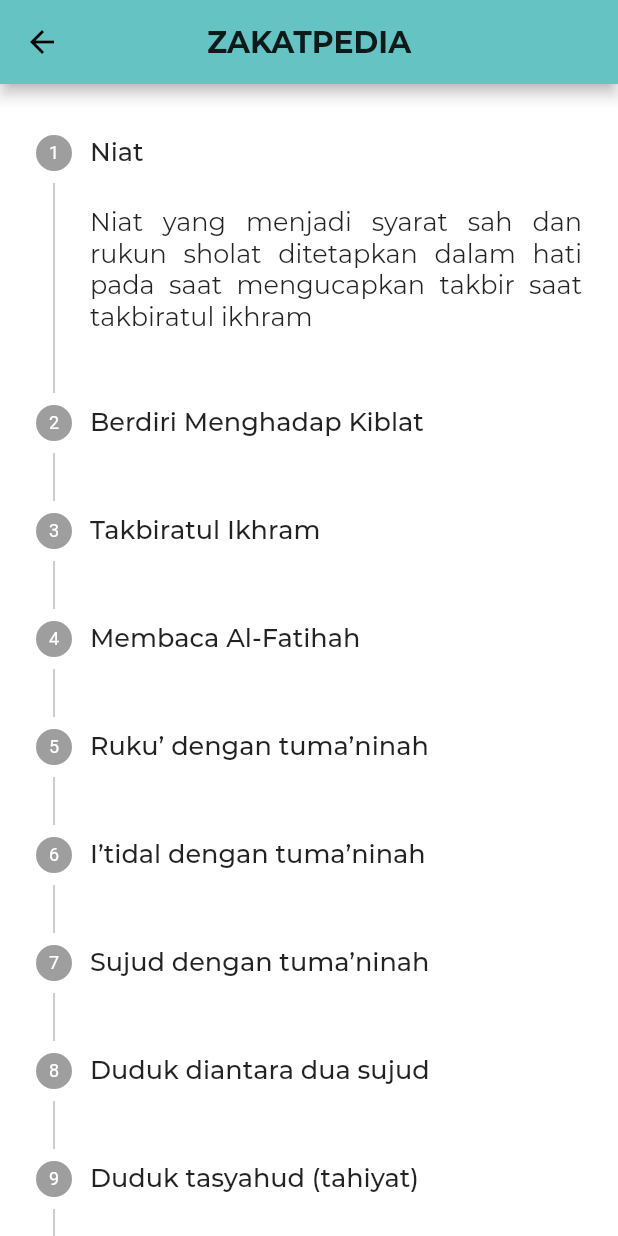
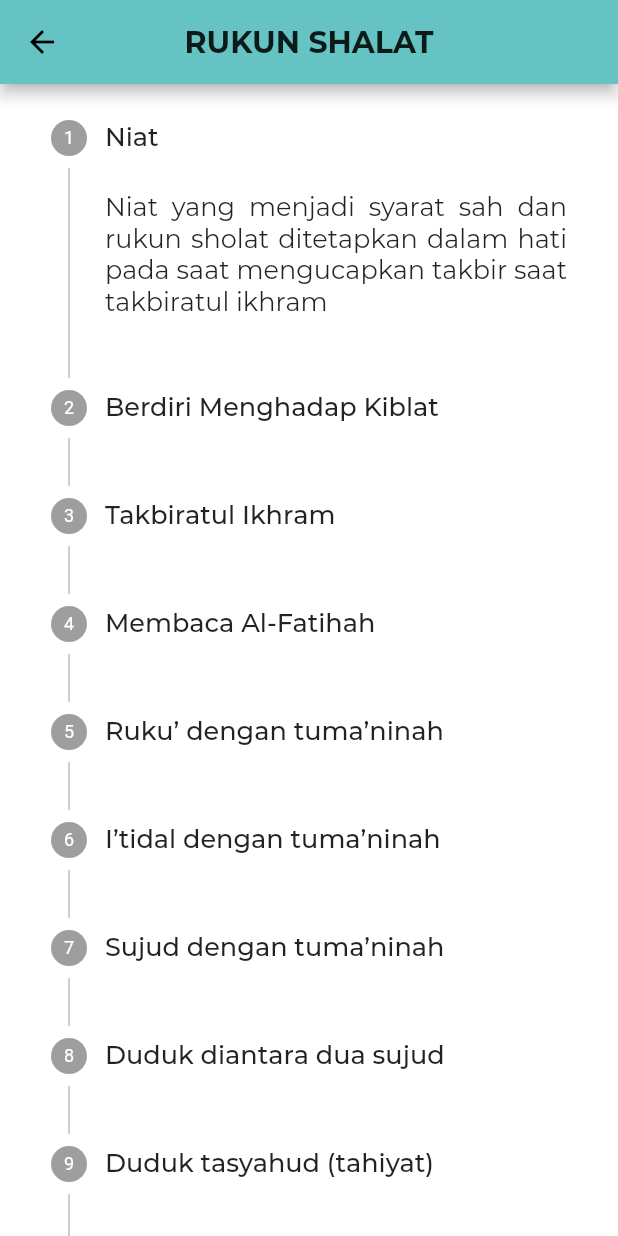
Before and after one commit to AdriF31/shalat, a Flutter app: the GerakanShalat screen opened by its route, on a phone screen of 412 x 824 dp. Run offline on Flutter 3.47's test engine with Material 2 defaults, Android fonts, the phone set to English and light mode, and no system bars; our stand-ins replace cloud_firestore, flutter_spinkit, geolocator, shimmer; missing offline and left inert: simplehttpconnection; accounts and stored records are empty.

Commit message:
add page routes

```diff
--- a/lib/main.dart
+++ b/lib/main.dart
@@ -5,7 +5,8 @@
 import 'package:shalat/pages/splashscreen.dart';
 import 'package:shalat/pages/navbar.dart';
 import 'package:shalat/pages/gerakan_shalat.dart';
-import 'package:shalat/pages/test.dart';
+import 'package:shalat/pages/shalat.dart';
+import 'package:shalat/pages/dzikir.dart';
 
 void main() => runApp(MyApp());
 
@@ -26,6 +27,8 @@
         "/navbar" : (BuildContext context) => Navigasi(),
         "/shalatpedia" : (BuildContext context) => Shalatpedia(),
         "/gerakanshalat" : (BuildContext context) => GerakanShalat(),
+        "/shalat" : (BuildContext context) => Shalat(),
+        "/dzikir" : (BuildContext context) => Dzikir(),
       },
       theme: ThemeData(
         primaryColor: Color.fromRGBO(101, 195, 196, 1),
--- a/lib/pages/gerakan_shalat.dart
+++ b/lib/pages/gerakan_shalat.dart
@@ -9,7 +9,7 @@
 class _GerakanShalatState extends State<GerakanShalat> {
   var _index = 0;
   Widget _builderStep() => Container(
-    margin: EdgeInsets.only(top: 10, bottom: 10),
+    margin: EdgeInsets.only(left: 10, right: 10),
     color: Colors.white,
     child: Stepper(
       steps: [
@@ -83,6 +83,13 @@
               style: TextStyle(fontFamily: 'montserrat', fontSize: 17),textAlign:TextAlign.justify
           ),
         ),
+        Step(
+          title: Text("Tertib",style: TextStyle(fontFamily: 'montserrat', fontSize: 17),),
+          content: Text(
+              'Rukun shalat dikerjakan secara berurutan',
+              style: TextStyle(fontFamily: 'montserrat', fontSize: 17),textAlign:TextAlign.justify
+          ),
+        )
       ],
       currentStep: _index,
       onStepTapped: (index) {
@@ -100,12 +107,12 @@
     return Scaffold(
       backgroundColor: Colors.white,
       appBar: AppBar(
-        title: Text("ZAKATPEDIA", style: TextStyle(fontFamily: 'montserrat', fontWeight: FontWeight.bold),),
+        title: Text("RUKUN SHALAT", style: TextStyle(fontFamily: 'montserrat', fontWeight: FontWeight.bold),),
         centerTitle: true,
       ),
       body: SingleChildScrollView(
         child: Column(
-          children: <Widget>[_builderStep(), SizedBox(height: 800)],
+          children: <Widget>[_builderStep(),],
         ),
       ),
     );
```
Also changed, not shown: lib/pages/dzikir.dart (+46 -0 lines), lib/pages/shalat.dart (+58 -0 lines), lib/pages/test.dart (deleted, +0 -58 lines), lib/pages/dzikir_detail.dart (deleted).
